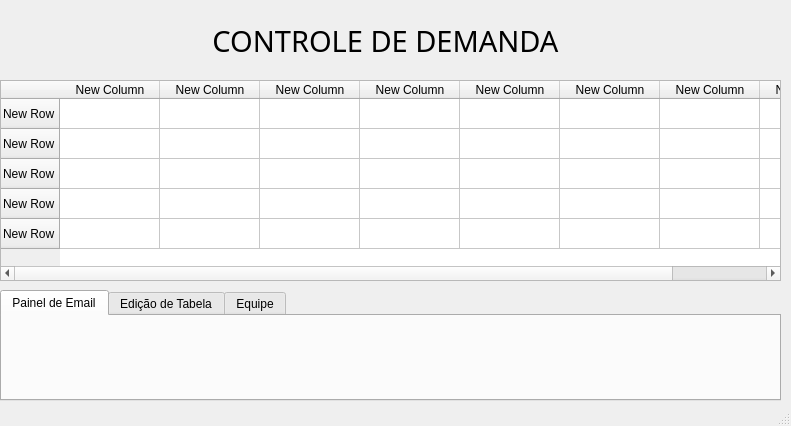
dedlop/ProjetoAstro, file untitled.ui: the form before one commit.
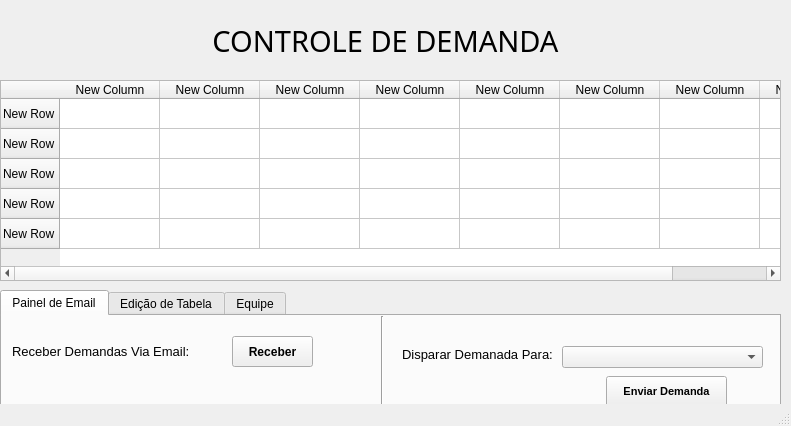
The form after the commit.

Commit message: criaçao dos botoes no frontend

Patch:
```diff
--- a/untitled.ui
+++ b/untitled.ui
@@ -45,7 +45,7 @@
       <x>0</x>
       <y>290</y>
       <width>781</width>
-      <height>111</height>
+      <height>121</height>
      </rect>
     </property>
     <property name="currentIndex">
@@ -55,6 +55,107 @@
      <attribute name="title">
       <string>Painel de Email</string>
      </attribute>
+     <widget class="QLabel" name="label_2">
+      <property name="geometry">
+       <rect>
+        <x>10</x>
+        <y>20</y>
+        <width>181</width>
+        <height>31</height>
+       </rect>
+      </property>
+      <property name="font">
+       <font>
+        <pointsize>10</pointsize>
+       </font>
+      </property>
+      <property name="frameShadow">
+       <enum>QFrame::Plain</enum>
+      </property>
+      <property name="text">
+       <string>Receber Demandas Via Email:</string>
+      </property>
+     </widget>
+     <widget class="QPushButton" name="btnReceberDem">
+      <property name="geometry">
+       <rect>
+        <x>230</x>
+        <y>20</y>
+        <width>81</width>
+        <height>31</height>
+       </rect>
+      </property>
+      <property name="font">
+       <font>
+        <weight>75</weight>
+        <bold>true</bold>
+       </font>
+      </property>
+      <property name="text">
+       <string>Receber</string>
+      </property>
+     </widget>
+     <widget class="Line" name="line">
+      <property name="geometry">
+       <rect>
+        <x>370</x>
+        <y>0</y>
+        <width>20</width>
+        <height>101</height>
+       </rect>
+      </property>
+      <property name="orientation">
+       <enum>Qt::Vertical</enum>
+      </property>
+     </widget>
+     <widget class="QLabel" name="label_3">
+      <property name="geometry">
+       <rect>
+        <x>400</x>
+        <y>30</y>
+        <width>151</width>
+        <height>16</height>
+       </rect>
+      </property>
+      <property name="font">
+       <font>
+        <pointsize>10</pointsize>
+       </font>
+      </property>
+      <property name="text">
+       <string>Disparar Demanada Para:</string>
+      </property>
+     </widget>
+     <widget class="QComboBox" name="listEmail">
+      <property name="geometry">
+       <rect>
+        <x>560</x>
+        <y>30</y>
+        <width>201</width>
+        <height>22</height>
+       </rect>
+      </property>
+     </widget>
+     <widget class="QPushButton" name="btnEnviarEmail">
+      <property name="geometry">
+       <rect>
+        <x>604</x>
+        <y>60</y>
+        <width>121</width>
+        <height>31</height>
+       </rect>
+      </property>
+      <property name="font">
+       <font>
+        <pointsize>8</pointsize>
+        <weight>75</weight>
+        <bold>true</bold>
+       </font>
+      </property>
+      <property name="text">
+       <string>Enviar Demanda</string>
+      </property>
+     </widget>
     </widget>
     <widget class="QWidget" name="tab_2">
      <attribute name="title">
```
The commit also changes 1 other file.
